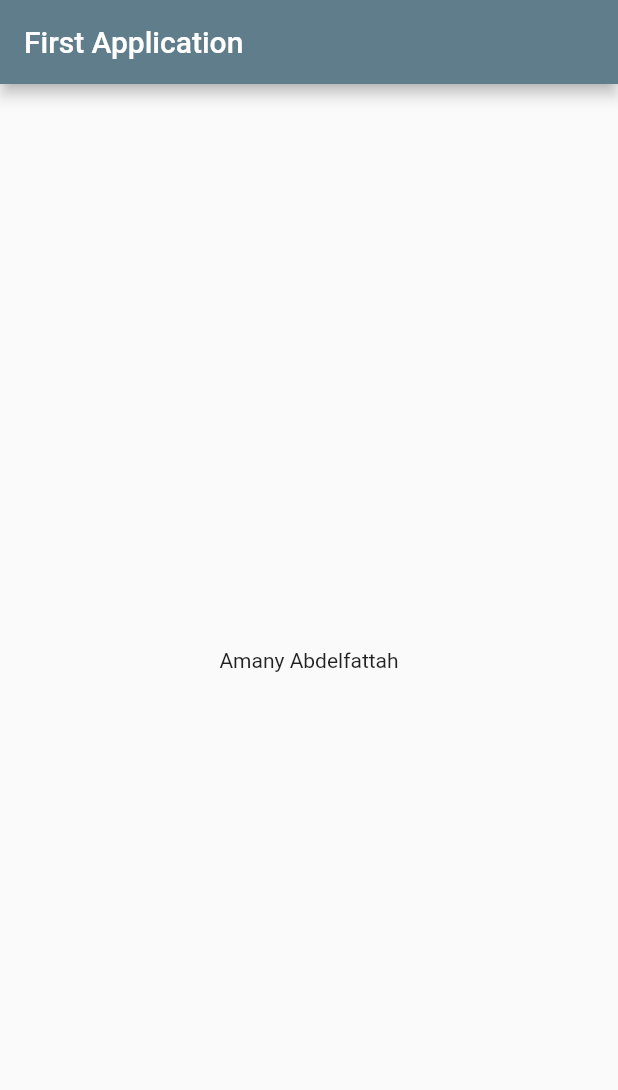
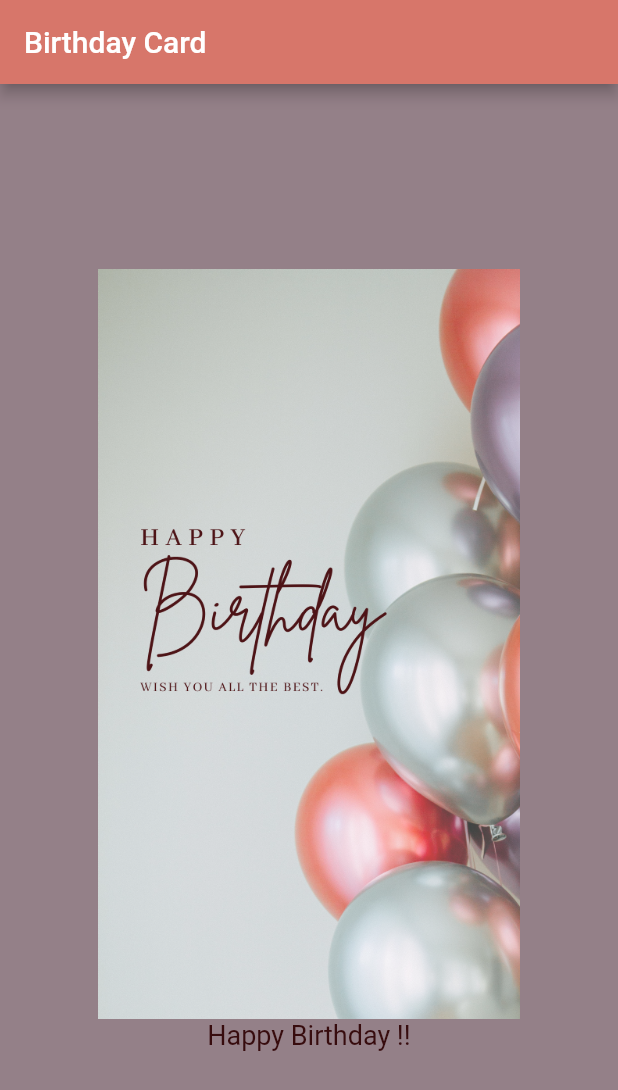
Before and after one commit to amany2010/flutter, a Flutter app: the screen it shows after launch, on a phone screen of 412 x 824 dp. Shown: the top 1090 px of the screen. Run offline on Flutter 3.47's test engine with Material 2 defaults, Android fonts, the phone set to English and light mode, and no system bars.

Commit message:
-add images asset to pubspec.yaml -add images folder -add assignment4 birthDayCard file

```diff
--- /dev/null
+++ b/Lab3_Assignment/lib/birthDayCard.dart
@@ -0,0 +1,38 @@
+import 'package:flutter/material.dart';
+
+class BirthDayCard extends StatefulWidget {
+  BirthDayCard({Key? key, required this.title}) : super(key: key);
+  final String title;
+  @override
+  _BirthDayCardState createState() => _BirthDayCardState();
+}
+
+class _BirthDayCardState extends State<BirthDayCard> {
+  @override
+  Widget build(BuildContext context) {
+    return Scaffold(
+        appBar: AppBar(
+          title: Text(widget.title),
+          backgroundColor: Color(0xFFD7766A),
+        ),
+        body: Container(
+          color: Color(0xB56B4E5A),
+          child: Center(
+            child: Column(
+              mainAxisAlignment: MainAxisAlignment.center,
+              children: [
+                Container(
+                  height: 500,
+                  child: Image(image: AssetImage('images/happybirthday.png')),
+                ),
+                Container(
+                    child: Text(
+                  'Happy Birthday !!',
+                  style: TextStyle(fontSize: 18, color: Color(0xFF370C0E)),
+                )),
+              ],
+            ),
+          ),
+        ));
+  }
+}
--- a/Lab3_Assignment/lib/main.dart
+++ b/Lab3_Assignment/lib/main.dart
@@ -1,4 +1,5 @@
 import 'package:flutter/material.dart';
+import 'package:flutter_application_1/birthDayCard.dart';
 
 void main() {
   runApp(MyApp());
@@ -9,12 +10,14 @@ class MyApp extends StatelessWidget {
   @override
   Widget build(BuildContext context) {
     return MaterialApp(
+      debugShowCheckedModeBanner: false,
       title: 'Flutter Demo',
       theme: ThemeData(
         // This is the theme of  application.
         primarySwatch: Colors.blueGrey,
       ),
-      home: MyHomePage(title: 'First Application'),
+      //home: MyHomePage(title: 'First Application'),
+      home: BirthDayCard(title: 'Birthday Card'),
     );
   }
 }
--- a/Lab3_Assignment/pubspec.yaml
+++ b/Lab3_Assignment/pubspec.yaml
@@ -45,8 +45,8 @@ flutter:
   uses-material-design: true
 
   # To add assets to your application, add an assets section, like this:
-  # assets:
-  #   - images/a_dot_burr.jpeg
+  assets:
+      - images/happybirthday.png
   #   - images/a_dot_ham.jpeg
 
   # An image asset can refer to one or more resolution-specific "variants", see
```
Also changed, not shown: Lab3_Assignment/images/happybirthday.png (added).
